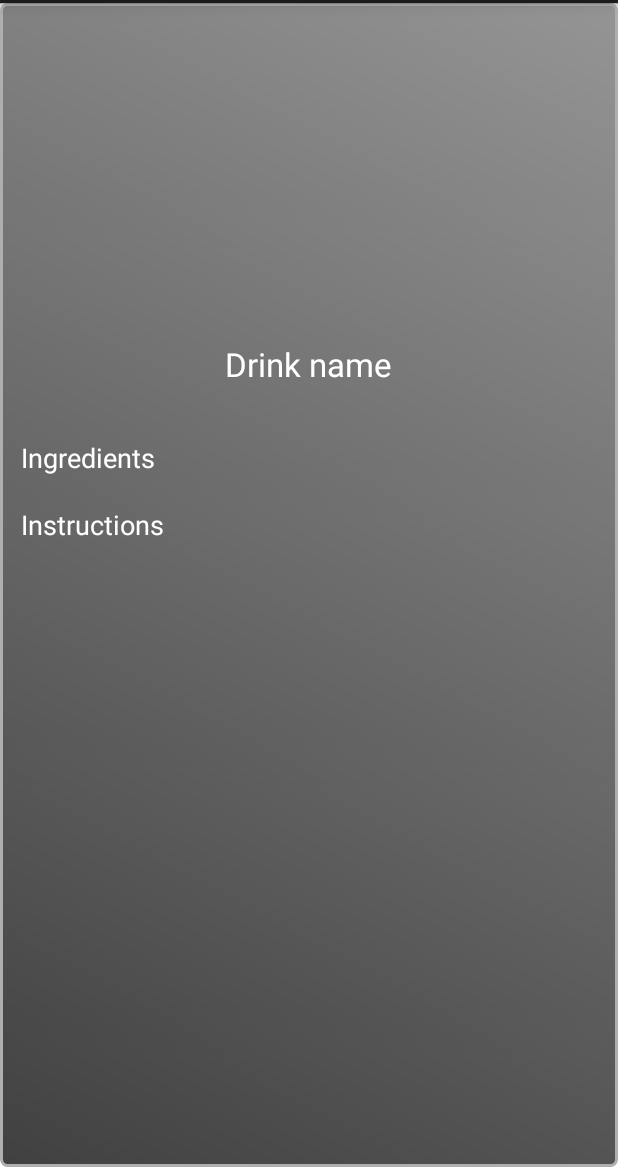
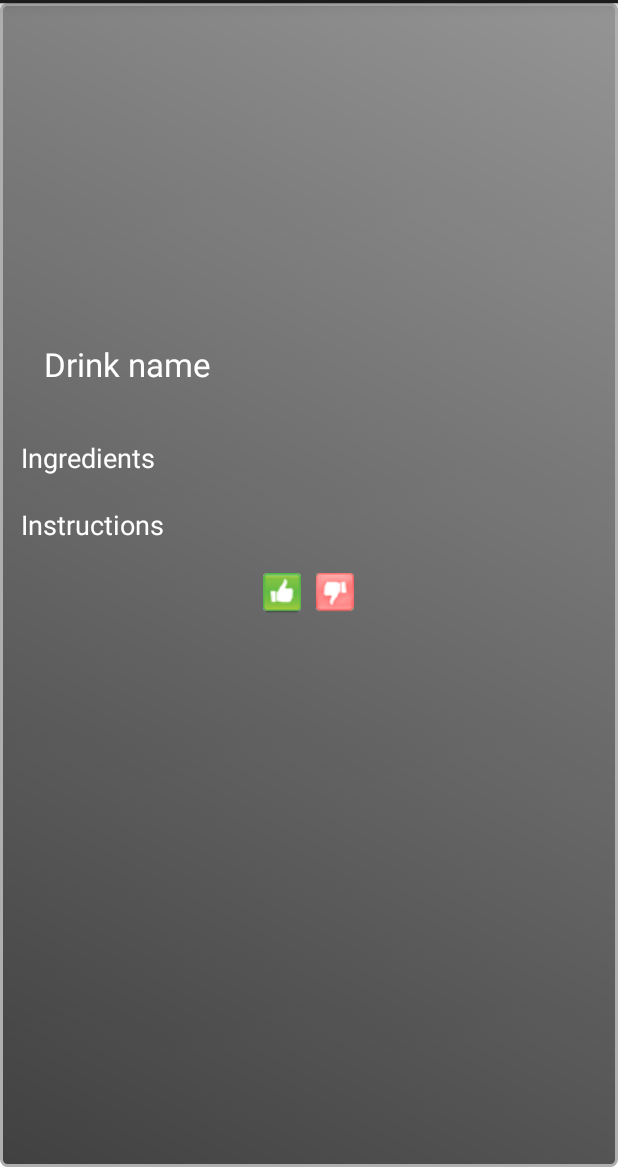
Before and after one commit to sawise/Pub, an Android app: the layout drink.xml on its own in the app's theme, with its tools: preview values and no code run, on a phone screen of 412 x 824 dp, the part 69-1236 px from its top. Run offline under Robolectric (Android 15) with nearby library versions, the phone set to English and light mode, and no system bars.

Commit message:
Like and dislike

```diff
--- a/MyApplicationProject/bottomApp/src/main/java/com/group2/bottomapp/CustomGridViewAdapter.java
+++ b/MyApplicationProject/bottomApp/src/main/java/com/group2/bottomapp/CustomGridViewAdapter.java
@@ -53,7 +53,7 @@ public class CustomGridViewAdapter extends ArrayAdapter<Cocktail> {
     }
         Cocktail item = data.get(position);
         holder.txtTitle.setText(item.getName());
-        holder.imageItem.setImageBitmap(item.getImageId());
+       // holder.imageItem.setImageBitmap(item.getImageId());
         return row;
 
     } static class RecordHolder {
--- a/MyApplicationProject/bottomApp/src/main/res/layout/drink.xml
+++ b/MyApplicationProject/bottomApp/src/main/res/layout/drink.xml
@@ -5,9 +5,10 @@
     android:layout_height="match_parent"
     android:background="@drawable/background">
 
-    <RelativeLayout
+    <LinearLayout
         android:layout_width="match_parent"
-        android:layout_height="match_parent">
+        android:layout_height="match_parent"
+        android:orientation="vertical">
 
         <ImageView
             android:layout_width="200dp"
@@ -49,5 +50,30 @@
             android:layout_centerHorizontal="true"
             android:padding="10dp"
             android:textColor="#fff"/>
-    </RelativeLayout>
+
+
+    <LinearLayout
+        android:layout_height="wrap_content"
+        android:layout_width="wrap_content"
+        android:orientation="horizontal"
+        android:layout_gravity="center_horizontal">
+
+
+        <ImageView
+            android:layout_width="wrap_content"
+            android:layout_height="wrap_content"
+            android:layout_marginTop="10dp"
+            android:src="@drawable/like"
+            />
+
+        <ImageView
+            android:layout_width="wrap_content"
+            android:layout_height="wrap_content"
+            android:layout_marginTop="10dp"
+            android:paddingLeft="10dp"
+            android:src="@drawable/dislike"/>
+
+
+    </LinearLayout>
+    </LinearLayout>
 </ScrollView>
--- a/MyApplicationProject/bottomApp/src/main/res/values/strings.xml
+++ b/MyApplicationProject/bottomApp/src/main/res/values/strings.xml
@@ -6,7 +6,7 @@
     <string name="action_settings">Settings</string>
     <string name="hello_world">Hello world!</string>
     <string name="about">Emil Svensson, Filip Fransson, Lukas Andersson, Victor Olsson and Sam Johnsson</string>
-    <string name="description">In this app you can find some different drinks,  depending on the ingredients you have on hand. </string>
+    <string name="description">In this app you can find some different drinks you can do, depending on the ingredients you have on hand. </string>
 
     <string name="addToCabinet">Add liquor to your Cabinet</string>
     <string name="title_DrinksCabinet">DrinkCabinet</string>
```
Also changed, not shown: MyApplicationProject/bottomApp/src/main/res/drawable/dislike.png (added), MyApplicationProject/bottomApp/src/main/res/drawable/like.png (added), 1 other file.
